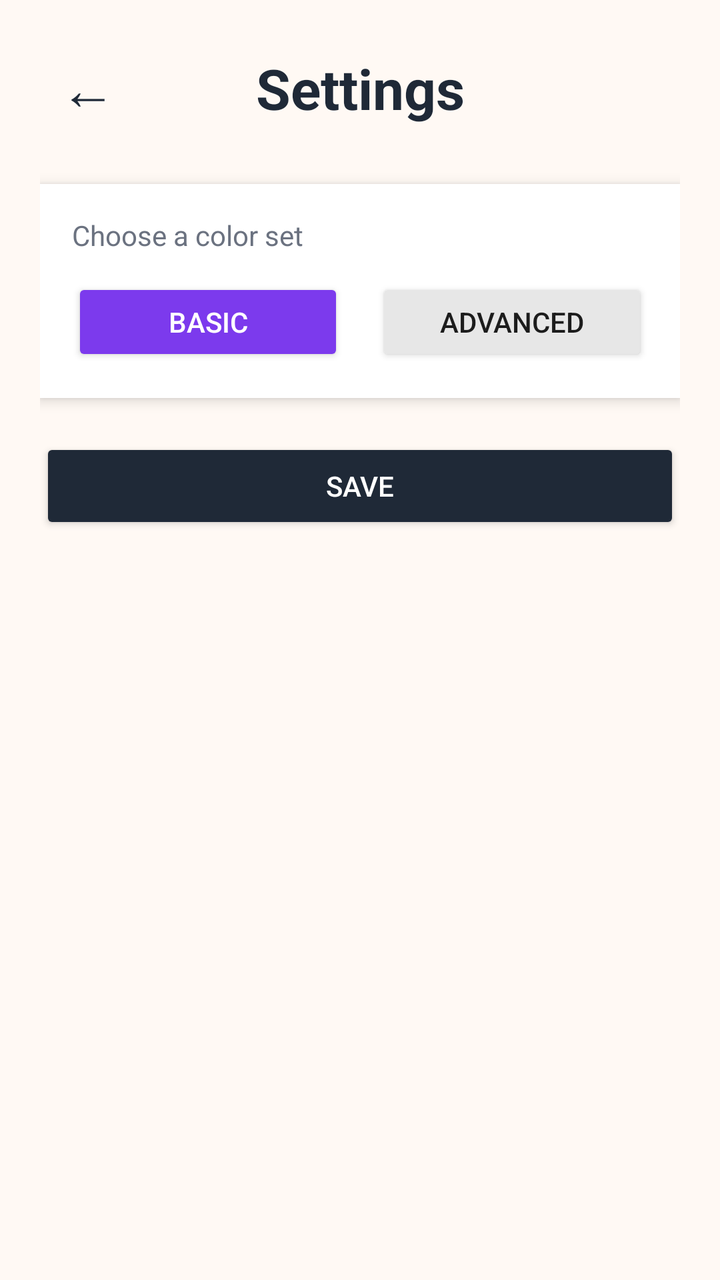
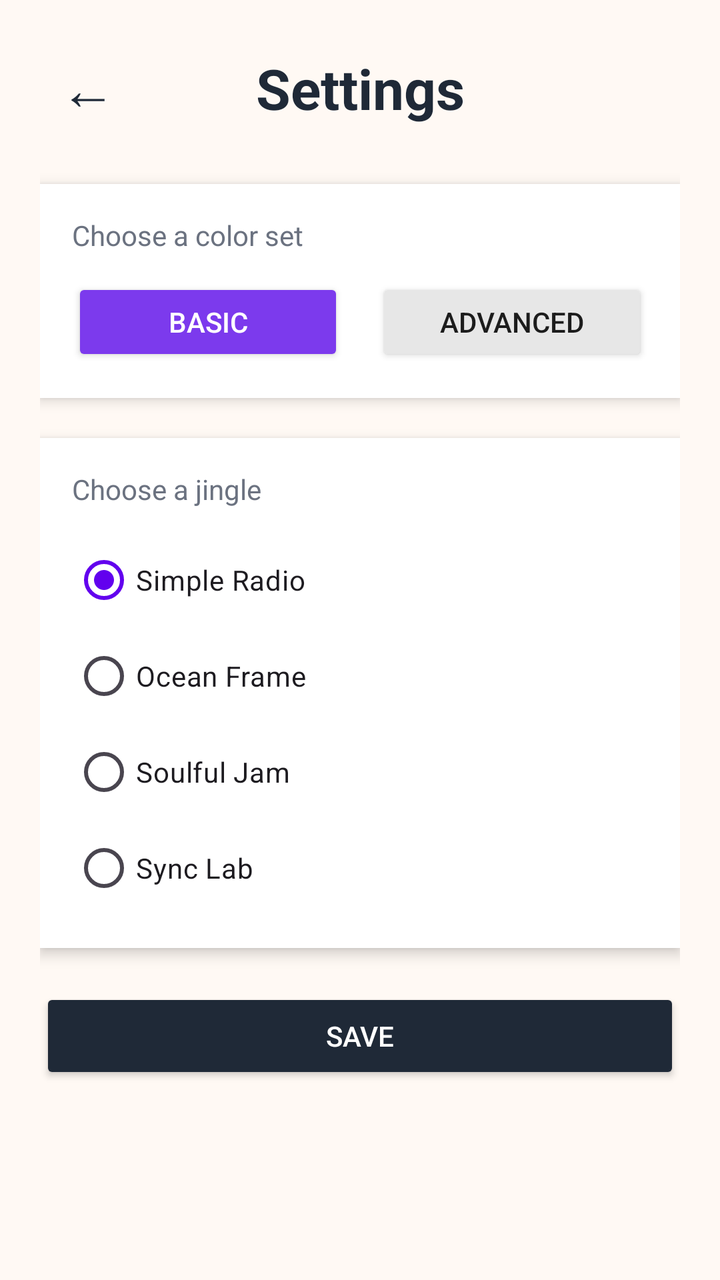

The first picture is an Android layout as it rendered before a commit; the second is the same layout after the commit. The layout source and the unified diff follow.
<!-- AndroidManifest.xml: application theme Theme.LearnColor -->
<!-- res/layout/activity_settings.xml -->
<?xml version="1.0" encoding="utf-8"?>
<LinearLayout xmlns:android="http://schemas.android.com/apk/res/android"
    android:layout_width="match_parent"
    android:layout_height="match_parent"
    android:background="#FFF9F4"
    android:orientation="vertical"
    android:padding="20dp">

    <LinearLayout
        android:layout_width="match_parent"
        android:layout_height="wrap_content"
        android:layout_marginBottom="24dp"
        android:gravity="center_vertical"
        android:orientation="horizontal">

        <Button
            android:id="@+id/settingsBackButton"
            android:layout_width="48dp"
            android:layout_height="48dp"
            android:background="@android:color/transparent"
            android:text="←"
            android:textColor="#1F2937"
            android:textSize="28sp" />

        <TextView
            android:layout_width="0dp"
            android:layout_height="wrap_content"
            android:layout_weight="1"
            android:gravity="center"
            android:text="Settings"
            android:textColor="#1F2937"
            android:textSize="28sp"
            android:textStyle="bold" />

        <View
            android:layout_width="48dp"
            android:layout_height="48dp" />
    </LinearLayout>

    <LinearLayout
        android:layout_width="match_parent"
        android:layout_height="wrap_content"
        android:background="#FFFFFF"
        android:elevation="4dp"
        android:orientation="vertical"
        android:padding="16dp">

        <TextView
            android:layout_width="wrap_content"
            android:layout_height="wrap_content"
            android:layout_marginBottom="12dp"
            android:text="Choose a color set"
            android:textColor="#6B7280"
            android:textSize="14sp" />

        <LinearLayout
            android:layout_width="match_parent"
            android:layout_height="wrap_content"
            android:orientation="horizontal">

            <Button
                android:id="@+id/settingsBasicButton"
                android:layout_width="0dp"
                android:layout_height="44dp"
                android:layout_marginEnd="8dp"
                android:layout_weight="1"
                android:backgroundTint="#7C3AED"
                android:text="Basic"
                android:textColor="#FFFFFF" />

            <Button
                android:id="@+id/settingsAdvancedButton"
                android:layout_width="0dp"
                android:layout_height="44dp"
                android:layout_marginStart="8dp"
                android:layout_weight="1"
                android:backgroundTint="#E7E7E7"
                android:text="Advanced"
                android:textColor="#1C1C1C" />
        </LinearLayout>
    </LinearLayout>

    <Button
        android:id="@+id/settingsSaveButton"
        android:layout_width="match_parent"
        android:layout_height="48dp"
        android:layout_marginTop="20dp"
        android:backgroundTint="#1F2937"
        android:text="Save"
        android:textColor="#FFFFFF" />
</LinearLayout>
<!-- resources referenced by this layout -->
<resources>
  <style name="Theme.LearnColor" parent="Theme.Material3.DayNight.NoActionBar">
          <item name="colorPrimary">@color/purple_500</item>
          <item name="colorOnPrimary">#FFFFFF</item>
          <item name="android:statusBarColor">@android:color/transparent</item>
          <item name="android:windowLightStatusBar" tools:targetApi="23">true</item>
      </style>
  <color name="purple_500">#6200EE</color>
</resources>

<!-- the commit's change to res/layout/activity_settings.xml (unified diff, before → after) -->
@@ -80,6 +80,56 @@
         </LinearLayout>
     </LinearLayout>
 
+    <LinearLayout
+        android:layout_width="match_parent"
+        android:layout_height="wrap_content"
+        android:layout_marginTop="20dp"
+        android:background="#FFFFFF"
+        android:elevation="4dp"
+        android:orientation="vertical"
+        android:padding="16dp">
+
+        <TextView
+            android:layout_width="wrap_content"
+            android:layout_height="wrap_content"
+            android:layout_marginBottom="12dp"
+            android:text="Choose a jingle"
+            android:textColor="#6B7280"
+            android:textSize="14sp" />
+
+        <RadioGroup
+            android:id="@+id/jingleSelectionGroup"
+            android:layout_width="match_parent"
+            android:layout_height="wrap_content"
+            android:orientation="vertical">
+
+            <RadioButton
+                android:id="@+id/jingleSimpleRadio"
+                android:layout_width="match_parent"
+                android:layout_height="wrap_content"
+                android:checked="true"
+                android:text="Simple Radio" />
+
+            <RadioButton
+                android:id="@+id/jingleOceanRadio"
+                android:layout_width="match_parent"
+                android:layout_height="wrap_content"
+                android:text="Ocean Frame" />
+
+            <RadioButton
+                android:id="@+id/jingleSoulfulRadio"
+                android:layout_width="match_parent"
+                android:layout_height="wrap_content"
+                android:text="Soulful Jam" />
+
+            <RadioButton
+                android:id="@+id/jingleSyncRadio"
+                android:layout_width="match_parent"
+                android:layout_height="wrap_content"
+                android:text="Sync Lab" />
+        </RadioGroup>
+    </LinearLayout>
+
     <Button
         android:id="@+id/settingsSaveButton"
         android:layout_width="match_parent"
